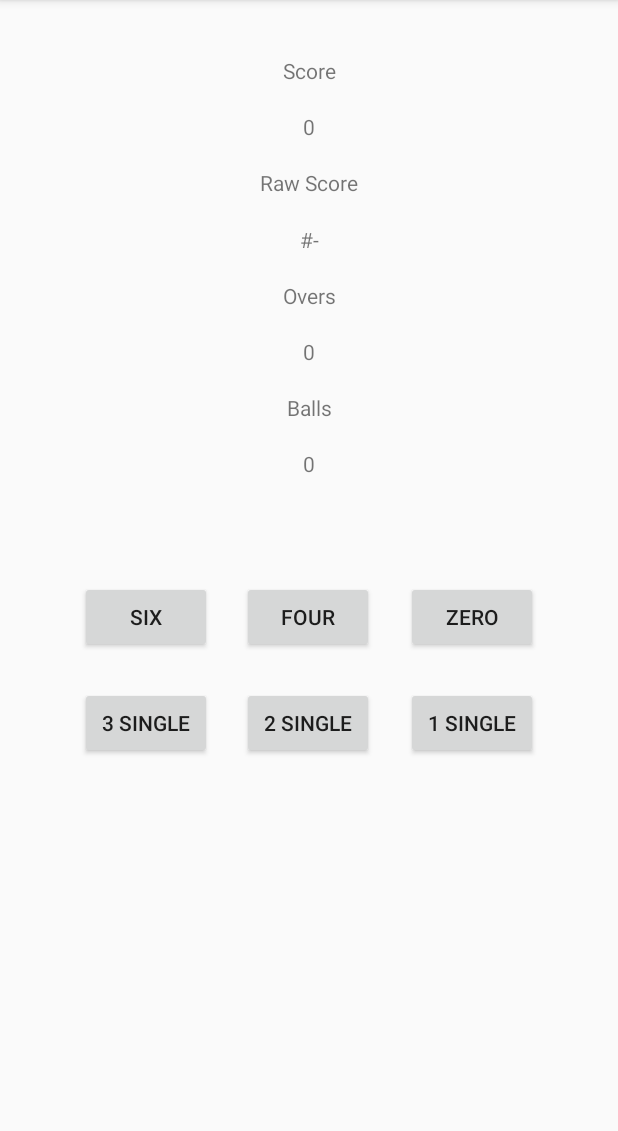
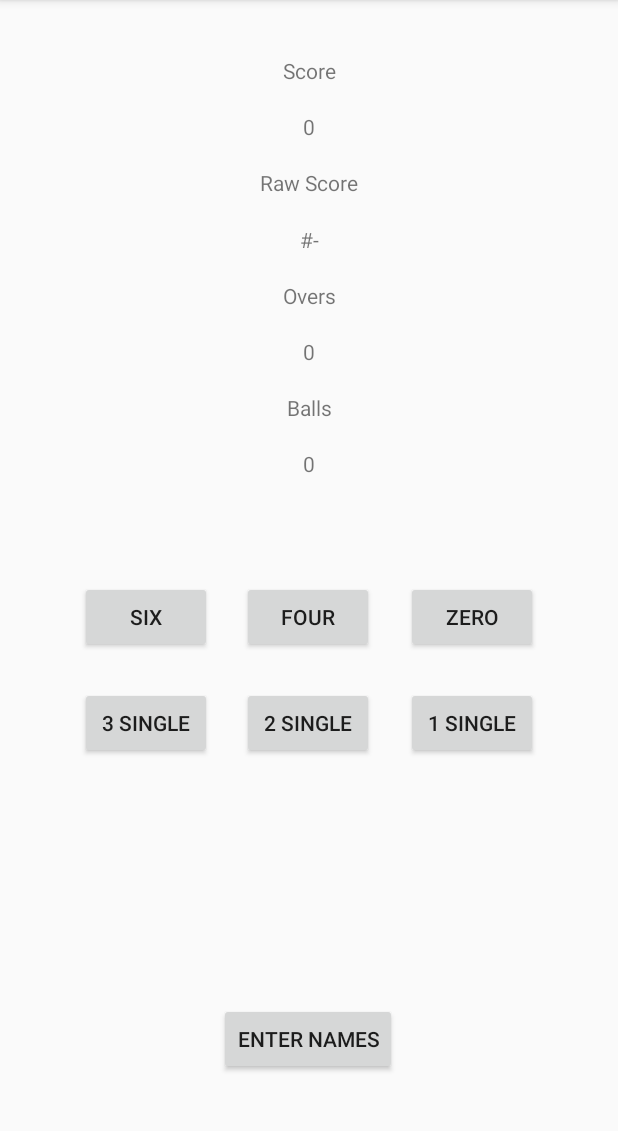
Before and after one commit to varounhanooman/CricketScoringApp, an Android app: the screen it shows after launch (MainActivity), on a phone screen of 412 x 824 dp, the part 84-1215 px from its top. Run offline under Robolectric (Android 15) with nearby library versions, the phone set to English and light mode, and no system bars.

Commit message:
add second page

```diff
--- a/app/build.gradle
+++ b/app/build.gradle
@@ -25,7 +25,7 @@ android {
 
 dependencies {
     implementation fileTree(dir: 'libs', include: ['*.jar'])
-    implementation"org.jetbrains.kotlin:kotlin-stdlib-jdk7:$kotlin_version"
+    implementation "org.jetbrains.kotlin:kotlin-stdlib-jdk7:$kotlin_version"
     implementation 'androidx.appcompat:appcompat:1.0.2'
     implementation 'androidx.core:core-ktx:1.0.2'
     implementation 'androidx.constraintlayout:constraintlayout:1.1.3'
--- a/app/src/main/AndroidManifest.xml
+++ b/app/src/main/AndroidManifest.xml
@@ -9,6 +9,7 @@
         android:roundIcon="@mipmap/ic_launcher_round"
         android:supportsRtl="true"
         android:theme="@style/AppTheme">
+        <activity android:name=".NameList"></activity>
         <activity android:name=".MainActivity">
             <intent-filter>
                 <action android:name="android.intent.action.MAIN" />
--- a/app/src/main/java/com/example/cricket/MainActivity.kt
+++ b/app/src/main/java/com/example/cricket/MainActivity.kt
@@ -1,5 +1,6 @@
 package com.example.cricket
 
+import android.content.Intent
 import androidx.appcompat.app.AppCompatActivity
 import android.os.Bundle
 import android.widget.Button
@@ -13,12 +14,12 @@ class MainActivity : AppCompatActivity() {
         setContentView(R.layout.activity_main)
 
         // get reference to button
-        val btnSix =findViewById<Button>(R.id.btnSix)
-        val btnFour =findViewById<Button>(R.id.btnFour)
-        val btnZero =findViewById<Button>(R.id.btnZero)
-        val btn3singles =findViewById<Button>(R.id.btn3singles)
-        val btn2singles =findViewById<Button>(R.id.btn2singles)
-        val btn1singles =findViewById<Button>(R.id.btn1singles)
+        val btnSix = findViewById<Button>(R.id.btnSix)
+        val btnFour = findViewById<Button>(R.id.btnFour)
+        val btnZero = findViewById<Button>(R.id.btnZero)
+        val btn3singles = findViewById<Button>(R.id.btn3singles)
+        val btn2singles = findViewById<Button>(R.id.btn2singles)
+        val btnNameList = findViewById<Button>(R.id.btnNameList)
         val textScore = findViewById<TextView>(R.id.textScore)
         val textRawScore = findViewById<TextView>(R.id.textRawScore)
         val textOvers = findViewById<TextView>(R.id.textOvers)
@@ -78,8 +79,13 @@ class MainActivity : AppCompatActivity() {
         }
 
         //handle button click
-        btn1singles.setOnClickListener{
+        btnZero.setOnClickListener{
             buttonClickService(1)
+        }
+
+        btnNameList.setOnClickListener{
+            val intent = Intent(this, NameList::class.java)
+            startActivity(intent)
         }
 
 
--- a/app/src/main/res/layout/activity_main.xml
+++ b/app/src/main/res/layout/activity_main.xml
@@ -166,4 +166,16 @@
         app:layout_constraintTop_toTopOf="parent"
         app:layout_constraintVertical_bias="0.636" />
 
+    <Button
+        android:id="@+id/btnNameList"
+        android:layout_width="wrap_content"
+        android:layout_height="wrap_content"
+        android:text="Enter Names"
+        app:layout_constraintBottom_toBottomOf="parent"
+        app:layout_constraintHorizontal_bias="0.498"
+        app:layout_constraintLeft_toLeftOf="parent"
+        app:layout_constraintRight_toRightOf="parent"
+        app:layout_constraintTop_toTopOf="parent"
+        app:layout_constraintVertical_bias="0.929" />
+
 </androidx.constraintlayout.widget.ConstraintLayout>
```
Also changed, not shown: app/src/main/java/com/example/cricket/NameList.kt (added, +12 -0 lines), app/src/main/res/layout/activity_name_list.xml (added, +16 -0 lines).
